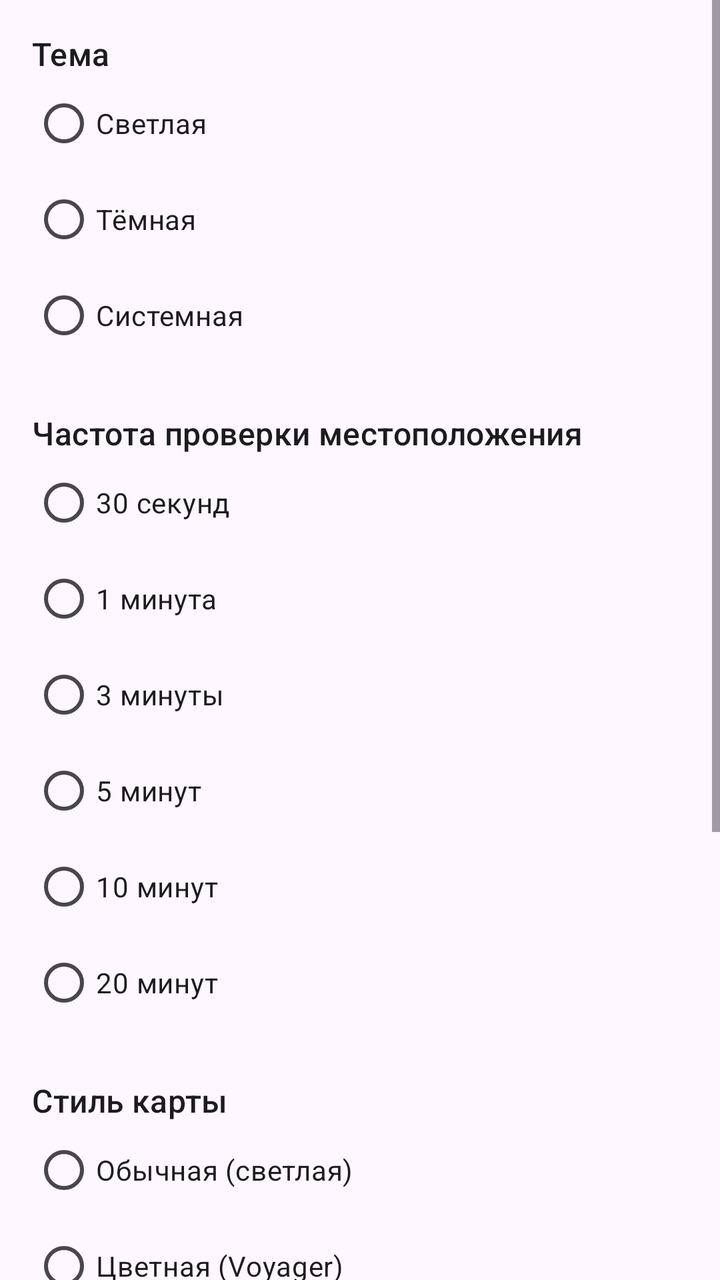
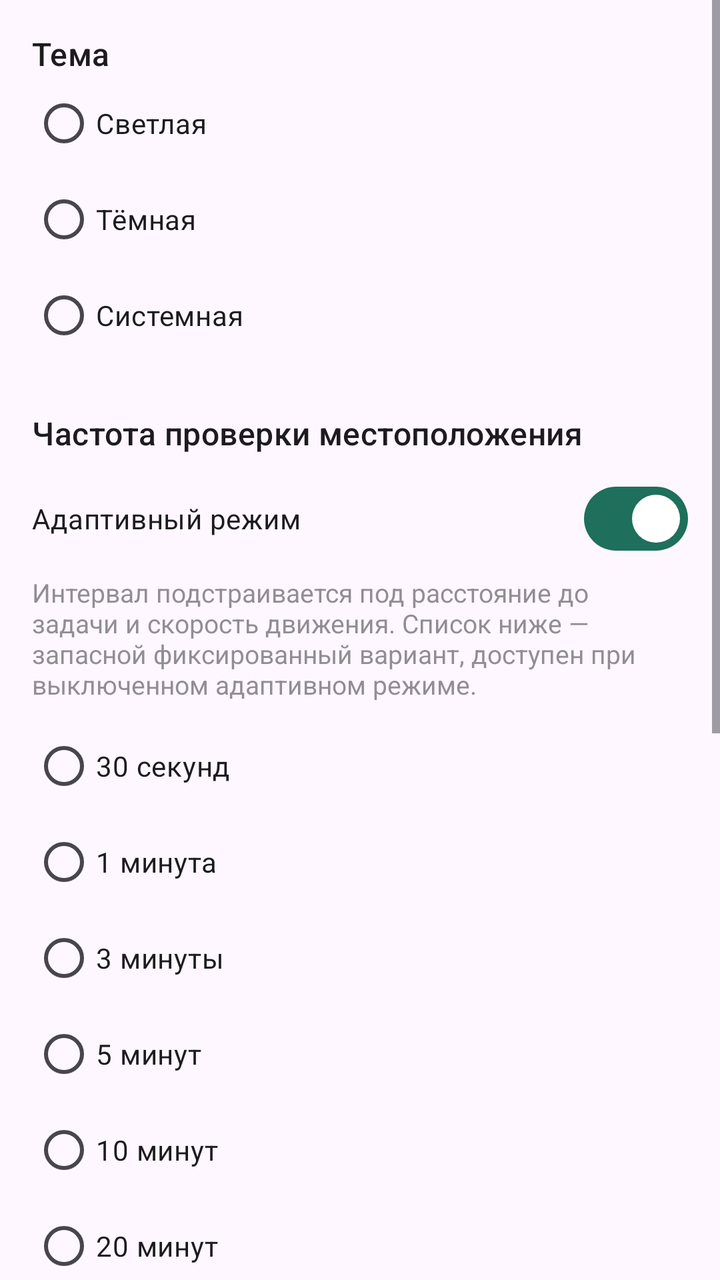

Screens rendered from an Android XML layout before and after an edit, with the pre-edit source and the edit as a unified diff.
<!-- AndroidManifest.xml: application theme Theme.GeoNapominalka -->
<!-- res/layout/activity_settings.xml -->
<?xml version="1.0" encoding="utf-8"?>
<ScrollView xmlns:android="http://schemas.android.com/apk/res/android"
    android:layout_width="match_parent"
    android:layout_height="match_parent">

    <LinearLayout
        android:layout_width="match_parent"
        android:layout_height="wrap_content"
        android:orientation="vertical"
        android:padding="16dp">

        <TextView
            style="@style/TextAppearance.Material3.TitleMedium"
            android:layout_width="wrap_content"
            android:layout_height="wrap_content"
            android:text="@string/label_theme" />

        <RadioGroup
            android:id="@+id/themeGroup"
            android:layout_width="match_parent"
            android:layout_height="wrap_content">
            <RadioButton android:id="@+id/radioThemeLight" android:layout_width="wrap_content" android:layout_height="wrap_content" android:text="@string/theme_light" />
            <RadioButton android:id="@+id/radioThemeDark" android:layout_width="wrap_content" android:layout_height="wrap_content" android:text="@string/theme_dark" />
            <RadioButton android:id="@+id/radioThemeSystem" android:layout_width="wrap_content" android:layout_height="wrap_content" android:text="@string/theme_system" />
        </RadioGroup>

        <TextView
            style="@style/TextAppearance.Material3.TitleMedium"
            android:layout_width="wrap_content"
            android:layout_height="wrap_content"
            android:layout_marginTop="24dp"
            android:text="@string/label_interval" />

        <RadioGroup
            android:id="@+id/intervalGroup"
            android:layout_width="match_parent"
            android:layout_height="wrap_content">
            <RadioButton android:id="@+id/radioInterval30" android:layout_width="wrap_content" android:layout_height="wrap_content" android:text="@string/interval_30s" />
            <RadioButton android:id="@+id/radioInterval60" android:layout_width="wrap_content" android:layout_height="wrap_content" android:text="@string/interval_60s" />
            <RadioButton android:id="@+id/radioInterval180" android:layout_width="wrap_content" android:layout_height="wrap_content" android:text="@string/interval_180s" />
            <RadioButton android:id="@+id/radioInterval300" android:layout_width="wrap_content" android:layout_height="wrap_content" android:text="@string/interval_300s" />
            <RadioButton android:id="@+id/radioInterval600" android:layout_width="wrap_content" android:layout_height="wrap_content" android:text="@string/interval_600s" />
            <RadioButton android:id="@+id/radioInterval1200" android:layout_width="wrap_content" android:layout_height="wrap_content" android:text="@string/interval_1200s" />
        </RadioGroup>

        <TextView
            style="@style/TextAppearance.Material3.TitleMedium"
            android:layout_width="wrap_content"
            android:layout_height="wrap_content"
            android:layout_marginTop="24dp"
            android:text="@string/label_map_style" />

        <RadioGroup
            android:id="@+id/mapStyleGroup"
            android:layout_width="match_parent"
            android:layout_height="wrap_content">
            <RadioButton android:id="@+id/radioStyleLight" android:layout_width="wrap_content" android:layout_height="wrap_content" android:text="@string/map_style_light" />
            <RadioButton android:id="@+id/radioStyleVoyager" android:layout_width="wrap_content" android:layout_height="wrap_content" android:text="@string/map_style_voyager" />
            <RadioButton android:id="@+id/radioStyleSatellite" android:layout_width="wrap_content" android:layout_height="wrap_content" android:text="@string/map_style_satellite" />
            <RadioButton android:id="@+id/radioStyleHybrid" android:layout_width="wrap_content" android:layout_height="wrap_content" android:text="@string/map_style_hybrid" />
        </RadioGroup>

        <com.google.android.material.materialswitch.MaterialSwitch
            android:id="@+id/switchVibration"
            android:layout_width="match_parent"
            android:layout_height="wrap_content"
            android:layout_marginTop="24dp"
            android:text="@string/label_vibration" />

        <com.google.android.material.button.MaterialButton
            android:id="@+id/btnChooseSound"
            style="@style/Widget.Material3.Button.OutlinedButton"
            android:layout_width="match_parent"
            android:layout_height="wrap_content"
            android:layout_marginTop="16dp"
            android:text="@string/action_choose_sound" />

        <com.google.android.material.button.MaterialButton
            android:id="@+id/btnResetData"
            style="@style/Widget.Material3.Button.TextButton"
            android:layout_width="match_parent"
            android:layout_height="wrap_content"
            android:layout_marginTop="32dp"
            android:text="@string/action_reset_data"
            android:textColor="?attr/colorError" />

    </LinearLayout>
</ScrollView>
<!-- resources referenced by this layout -->
<resources>
  <string name="action_choose_sound">Выбрать звук уведомления</string>
  <string name="action_reset_data">Сбросить все данные</string>
  <string name="interval_1200s">20 минут</string>
  <string name="interval_180s">3 минуты</string>
  <string name="interval_300s">5 минут</string>
  <string name="interval_30s">30 секунд</string>
  <string name="interval_600s">10 минут</string>
  <string name="interval_60s">1 минута</string>
  <string name="label_interval">Частота проверки местоположения</string>
  <string name="label_map_style">Стиль карты</string>
  <string name="label_theme">Тема</string>
  <string name="label_vibration">Вибрация</string>
  <string name="map_style_hybrid">Гибрид (спутник + подписи)</string>
  <string name="map_style_light">Обычная (светлая)</string>
  <string name="map_style_satellite">Спутник</string>
  <string name="map_style_voyager">Цветная (Voyager)</string>
  <string name="theme_dark">Тёмная</string>
  <string name="theme_light">Светлая</string>
  <string name="theme_system">Системная</string>
  <style name="Theme.GeoNapominalka" parent="Theme.Material3.DayNight.NoActionBar">
          <item name="colorPrimary">@color/primary</item>
          <item name="colorPrimaryVariant">@color/primary_dark</item>
          <item name="colorSecondary">@color/accent</item>
          <item name="android:statusBarColor">@android:color/transparent</item>
          <item name="android:windowLightStatusBar" tools:targetApi="m">true</item>
      </style>
  <color name="primary">#1E6F5C</color>
  <color name="primary_dark">#134E3E</color>
  <color name="accent">#F2A104</color>
</resources>

<!-- the commit's change to res/layout/activity_settings.xml (unified diff, before → after) -->
@@ -30,6 +30,23 @@
             android:layout_height="wrap_content"
             android:layout_marginTop="24dp"
             android:text="@string/label_interval" />
+
+        <com.google.android.material.materialswitch.MaterialSwitch
+            android:id="@+id/switchAdaptiveMode"
+            android:layout_width="match_parent"
+            android:layout_height="wrap_content"
+            android:layout_marginTop="8dp"
+            android:checked="true"
+            android:text="@string/label_adaptive_mode" />
+
+        <TextView
+            android:layout_width="match_parent"
+            android:layout_height="wrap_content"
+            android:layout_marginTop="4dp"
+            android:layout_marginBottom="8dp"
+            android:alpha="0.6"
+            android:text="@string/label_adaptive_mode_hint"
+            android:textSize="13sp" />
 
         <RadioGroup
             android:id="@+id/intervalGroup"
<!-- resource entries referenced after the edit -->
@@ -8,6 +8,8 @@
   <string name="interval_30s">30 секунд</string>
   <string name="interval_600s">10 минут</string>
   <string name="interval_60s">1 минута</string>
+  <string name="label_adaptive_mode">Адаптивный режим</string>
+  <string name="label_adaptive_mode_hint">Интервал подстраивается под расстояние до задачи и скорость движения. Список ниже — запасной фиксированный вариант, доступен при выключенном адаптивном режиме.</string>
   <string name="label_interval">Частота проверки местоположения</string>
   <string name="label_map_style">Стиль карты</string>
   <string name="label_theme">Тема</string>
